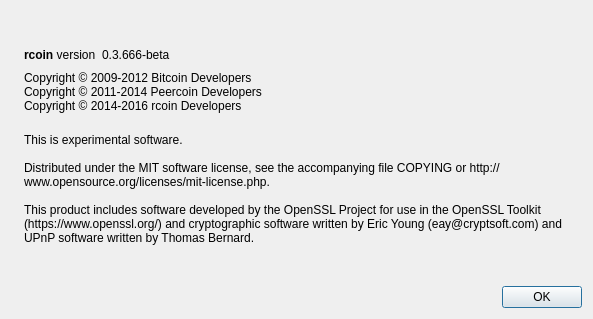
Before: the Qt Designer form src/qt/forms/aboutdialog.ui in richardyc/rcoin, drawn with Qt 5.
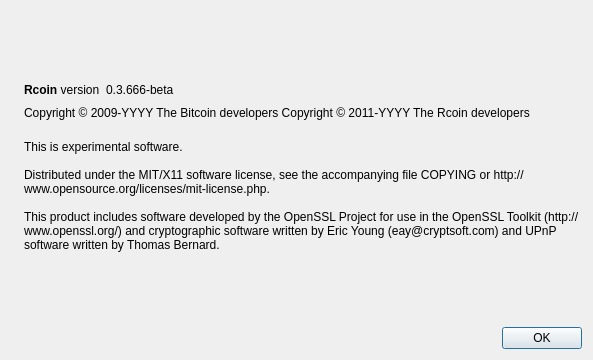
After: the same form once the commit is applied. Icons and pictures are not drawn.

What changed in the file:
```diff
--- a/src/qt/forms/aboutdialog.ui
+++ b/src/qt/forms/aboutdialog.ui
@@ -7,7 +7,7 @@
     <x>0</x>
     <y>0</y>
     <width>593</width>
-    <height>319</height>
+    <height>360</height>
    </rect>
   </property>
   <property name="windowTitle">
@@ -50,7 +50,7 @@
           <cursorShape>IBeamCursor</cursorShape>
          </property>
          <property name="text">
-          <string>&lt;b&gt;rcoin&lt;/b&gt; version</string>
+          <string>&lt;b&gt;Rcoin&lt;/b&gt; version</string>
          </property>
          <property name="textInteractionFlags">
           <set>Qt::LinksAccessibleByMouse|Qt::TextSelectableByKeyboard|Qt::TextSelectableByMouse</set>
@@ -91,9 +91,11 @@
         <cursorShape>IBeamCursor</cursorShape>
        </property>
        <property name="text">
-        <string>Copyright © 2009-2012 Bitcoin Developers
-Copyright © 2011-2014 Peercoin Developers
-Copyright © 2014-2016 rcoin Developers</string>
+        <string notr="true">Copyright &amp;copy; 2009-YYYY The Bitcoin developers
+Copyright &amp;copy; 2011-YYYY The Rcoin developers</string>
+       </property>
+       <property name="textFormat">
+        <enum>Qt::RichText</enum>
        </property>
        <property name="textInteractionFlags">
         <set>Qt::LinksAccessibleByMouse|Qt::TextSelectableByKeyboard|Qt::TextSelectableByMouse</set>
@@ -109,9 +111,9 @@
         <string>
 This is experimental software.
 
-Distributed under the MIT software license, see the accompanying file COPYING or http://www.opensource.org/licenses/mit-license.php.
+Distributed under the MIT/X11 software license, see the accompanying file COPYING or http://www.opensource.org/licenses/mit-license.php.
 
-This product includes software developed by the OpenSSL Project for use in the OpenSSL Toolkit (https://www.openssl.org/) and cryptographic software written by Eric Young (eay@cryptsoft.com) and UPnP software written by Thomas Bernard.</string>
+This product includes software developed by the OpenSSL Project for use in the OpenSSL Toolkit (http://www.openssl.org/) and cryptographic software written by Eric Young (eay@cryptsoft.com) and UPnP software written by Thomas Bernard.</string>
        </property>
        <property name="wordWrap">
         <bool>true</bool>
```
Left out of the diff: 2 changed lines with no effect on the pictures.
